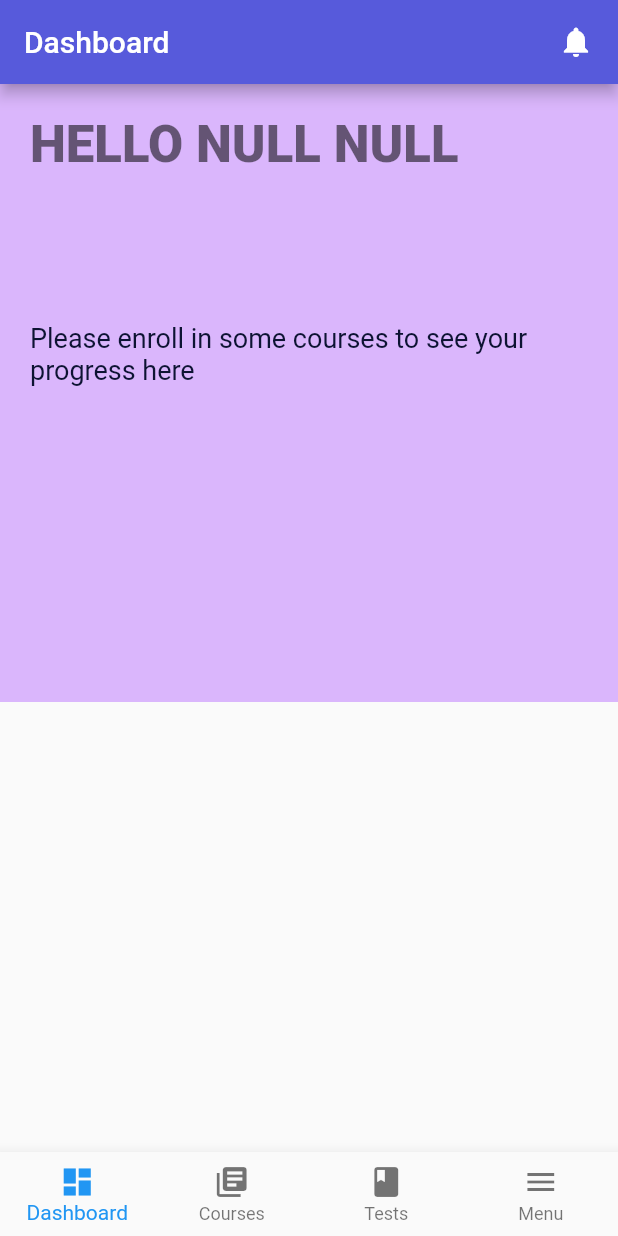
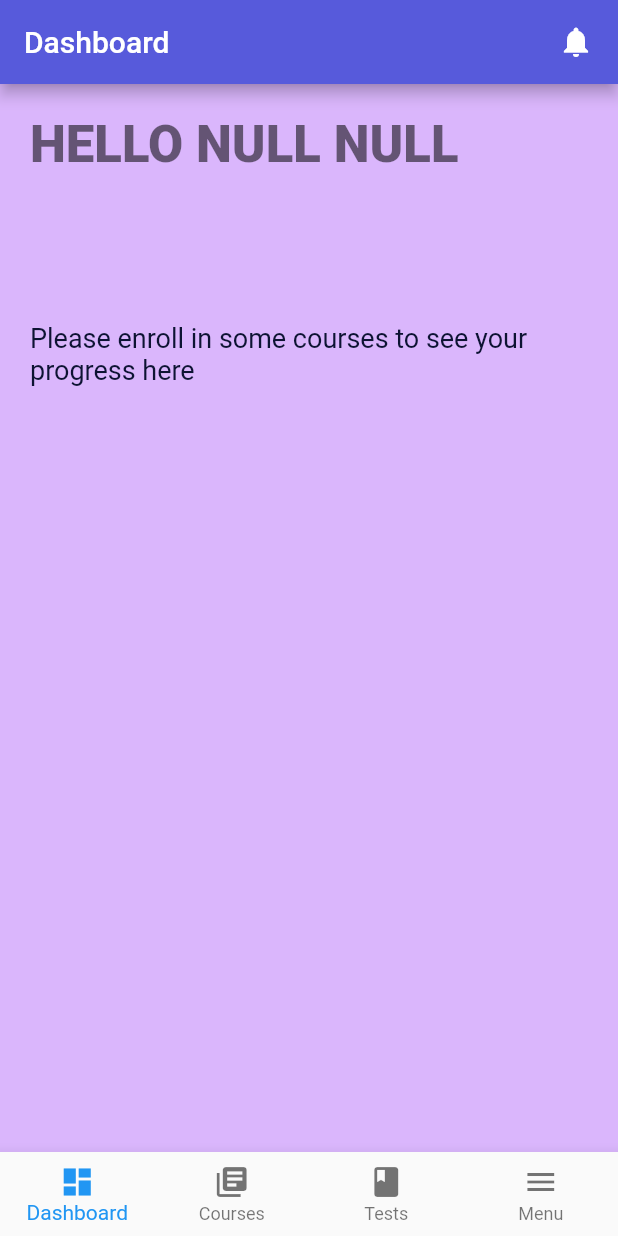
Before and after one commit to gepton-infotech/Nickel, a Flutter app: the HomeScreen screen opened directly, on a phone screen of 412 x 824 dp. Run offline on Flutter 3.47's test engine with Material 2 defaults, Android fonts, the phone set to English and light mode, and no system bars; our stand-ins replace animated_splash_screen, cached_network_image, cloud_firestore, email_validator, firebase_auth, firebase_messaging and 8 more; missing offline and left inert: country_list_pick, multiselect_formfield, numeric_keyboard, slimy_card; accounts and stored records are empty; network calls fail; project files that could hold a hidden picture were left out.

Commit message:
Fixes Screen Overflow and SF bugs

```diff
--- a/lib/screens/content_heading.dart
+++ b/lib/screens/content_heading.dart
@@ -28,7 +28,7 @@ class _ContentHeadingState extends State<ContentHeading> {
   // List<String> _completedTopics = List<String>();
 
   bool isloading = true;
-  pymaths crudmethods = new pymaths();
+  Pymaths crudmethods = new Pymaths();
 
   getContent3(name) {
     Topic topic;
--- a/lib/screens/courses_screen.dart
+++ b/lib/screens/courses_screen.dart
@@ -15,7 +15,7 @@ class CoursesScreen extends StatefulWidget {
 }
 
 class _CoursesScreenState extends State<CoursesScreen> {
-  pymaths crudmethods = new pymaths();
+  Pymaths crudmethods = new Pymaths();
   bool isloading = true;
 
   void showToast(message, Color color) {
--- a/lib/screens/home/dashboardPage.dart
+++ b/lib/screens/home/dashboardPage.dart
@@ -16,7 +16,7 @@ class DashboardPage extends StatelessWidget {
             children: <Widget>[
               Container(
                 // Here the height of the container is 45% of our total height
-                height: (MediaQuery.of(context).size.height * 0.5),
+                height: (MediaQuery.of(context).size.height),
                 decoration: BoxDecoration(
                   color: Color(0xffDAB6FC),
                 ),
--- a/lib/screens/home_screen.dart
+++ b/lib/screens/home_screen.dart
@@ -17,7 +17,7 @@ class HomePage extends StatefulWidget {
 class _HomePageState extends State<HomePage> {
   final _scrollController = ScrollController();
 
-  pymaths crudmethods = new pymaths();
+  Pymaths crudmethods = new Pymaths();
 
   Stream blogsStream;
 
--- a/lib/screens/info.dart
+++ b/lib/screens/info.dart
@@ -21,7 +21,7 @@ class AddInfo extends StatefulWidget {
 }
 
 class _AddInfoState extends State<AddInfo> {
-  pymaths crudmethods = new pymaths();
+  Pymaths crudmethods = new Pymaths();
   PushNotificationsManager _pushNotificationsManager =
       PushNotificationsManager();
   String _firstName = '';
--- a/lib/screens/landing_screen.dart
+++ b/lib/screens/landing_screen.dart
@@ -33,10 +33,10 @@ class _LandingScreenState extends State<LandingScreen> {
     List<dynamic> name4 = box.get('courses');
 
     setState(() {
-      stringValue = stringValue;
+      phone = stringValue;
       firstname = stringValue2;
       lastname = stringValue3;
-      stringValue4 = stringValue4;
+      email = stringValue4;
       if (stringValue5 != null) {
         photourl = stringValue5;
       }
--- a/lib/screens/new_homepage.dart
+++ b/lib/screens/new_homepage.dart
@@ -16,7 +16,7 @@ class HomeScreen extends StatefulWidget {
 }
 
 class _HomeScreenState extends State<HomeScreen> {
-  pymaths crudmethods = new pymaths();
+  Pymaths crudmethods = new Pymaths();
 
   var image = [];
 
--- a/lib/screens/notification_screen.dart
+++ b/lib/screens/notification_screen.dart
@@ -10,7 +10,7 @@ class NotificationScreen extends StatefulWidget {
 }
 
 class _NotificationScreenState extends State<NotificationScreen> {
-  pymaths crudmethods = new pymaths();
+  Pymaths crudmethods = new Pymaths();
   Stream blogsStream;
 
   _launchURL(String link) async {
--- a/lib/screens/profile2.dart
+++ b/lib/screens/profile2.dart
@@ -35,7 +35,7 @@ class MapScreenState extends State<ProfilePage>
   bool emailValid = true;
   List<Map<dynamic, dynamic>> _courseExamDate = List<Map>();
   List _courses = List<String>();
-  pymaths crudmethods = new pymaths();
+  Pymaths crudmethods = new Pymaths();
   Stream infostream;
   var ans = 0;
 
--- a/lib/screens/sub_topics.dart
+++ b/lib/screens/sub_topics.dart
@@ -27,7 +27,7 @@ class _SubTopicsState extends State<SubTopics> {
   List<String> _completedTopics = List<String>();
 
   bool isloading = true;
-  pymaths crudmethods = new pymaths();
+  Pymaths crudmethods = new Pymaths();
 
   addStringToSF() async {
     print("SF INFO");
--- a/lib/services/crud.dart
+++ b/lib/services/crud.dart
@@ -2,7 +2,7 @@ import 'package:cloud_firestore/cloud_firestore.dart';
 
 import '../utils/global.dart';
 
-class pymaths {
+class Pymaths {
   Future<void> addpymaths(data, _phone) async {
     DocumentReference reference =
         Firestore.instance.collection("students").document(_phone);
--- a/lib/widgets/course_card.dart
+++ b/lib/widgets/course_card.dart
@@ -19,7 +19,7 @@ class _CourseCardState extends State<CourseCard> {
   String _name = "";
   List _chapters;
   bool isloading = true;
-  pymaths crudmethods = new pymaths();
+  Pymaths crudmethods = new Pymaths();
   Stream constream;
 
   getContent(name) {
--- a/lib/widgets/nav_drawer.dart
+++ b/lib/widgets/nav_drawer.dart
@@ -17,7 +17,7 @@ class _SideNavBarState extends State<SideNavBar> {
   String _email = '';
   String _photoUrl = '';
 
-  pymaths crudmethods = new pymaths();
+  Pymaths crudmethods = new Pymaths();
 
   @override
   void initState() {
```
Also changed, not shown: lib/screens/choose_avatar.dart (+14 -8 lines).
